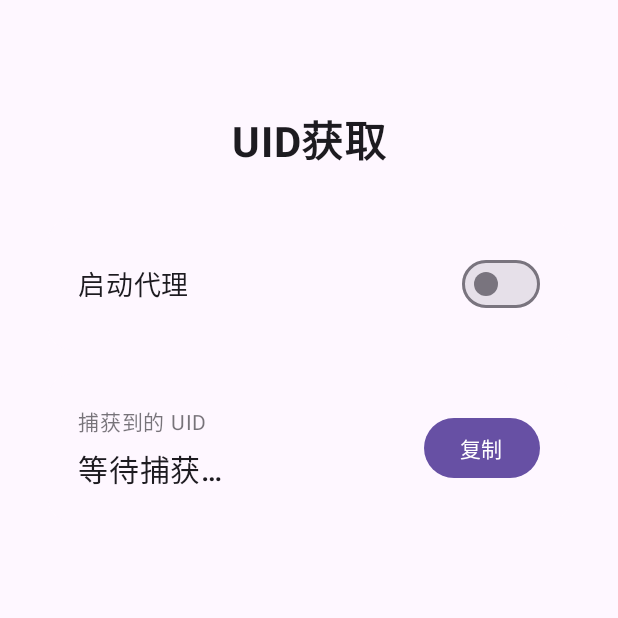
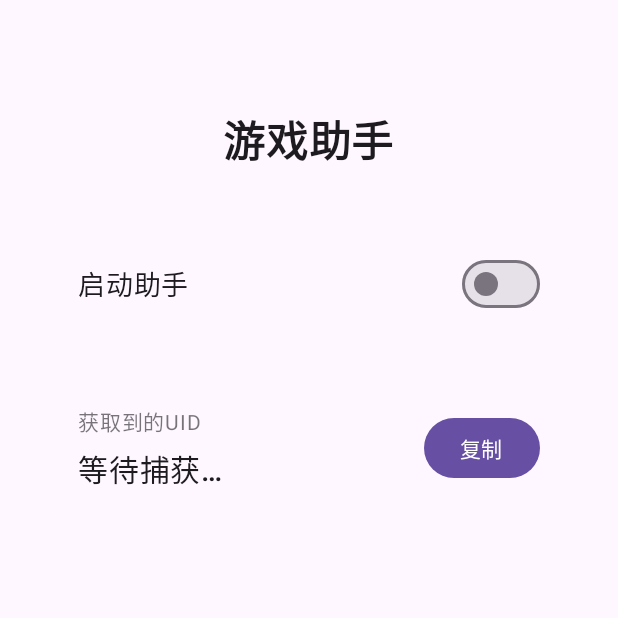
Before and after one commit to zidonghui/uid-getter, an Android app built with Jetpack Compose: the screen it shows after launch (MainActivity), on a phone screen of 412 x 824 dp, the top half of it. Run offline under Robolectric (Android 15) with nearby library versions, the phone set to English and light mode, and no system bars.

Commit message:
feat: rename to 游戏助手, gamepad icon, update UI labels

```diff
--- a/app/src/main/java/com/uidgetter/MainActivity.kt
+++ b/app/src/main/java/com/uidgetter/MainActivity.kt
@@ -110,7 +110,7 @@ class MainActivity : VpnPrepareActivity() {
             ) {
                 Spacer(modifier = Modifier.height(40.dp))
                 Text(
-                    text = "UID获取",
+                    text = "游戏助手",
                     fontSize = 28.sp,
                     fontWeight = FontWeight.Bold,
                     color = MaterialTheme.colorScheme.onBackground
@@ -126,7 +126,7 @@ class MainActivity : VpnPrepareActivity() {
                         .padding(20.dp)
                 ) {
                     Text(
-                        text = "启动代理",
+                        text = "启动助手",
                         modifier = Modifier.weight(1f),
                         fontSize = 18.sp,
                         color = MaterialTheme.colorScheme.onSurface
@@ -151,7 +151,7 @@ class MainActivity : VpnPrepareActivity() {
                 ) {
                     Column(modifier = Modifier.weight(1f)) {
                         Text(
-                            text = "捕获到的 UID",
+                            text = "获取到的UID",
                             fontSize = 14.sp,
                             color = MaterialTheme.colorScheme.onSurface.copy(alpha = 0.6f)
                         )
--- a/app/src/main/res/values/strings.xml
+++ b/app/src/main/res/values/strings.xml
@@ -1,3 +1,3 @@
 <resources>
-    <string name="app_name">UID获取</string>
+    <string name="app_name">游戏助手</string>
 </resources>
```
Also changed, not shown: app/src/main/res/mipmap-hdpi/ic_wirebare.png, app/src/main/res/mipmap-hdpi/ic_wirebare_round.png, app/src/main/res/mipmap-mdpi/ic_wirebare.png, app/src/main/res/mipmap-mdpi/ic_wirebare_round.png, app/src/main/res/mipmap-xhdpi/ic_wirebare.png, app/src/main/res/mipmap-xhdpi/ic_wirebare_round.png, app/src/main/res/mipmap-xxhdpi/ic_wirebare.png, app/src/main/res/mipmap-xxhdpi/ic_wirebare_round.png, app/src/main/res/mipmap-xxxhdpi/ic_wirebare.png, app/src/main/res/mipmap-xxxhdpi/ic_wirebare_round.png.
